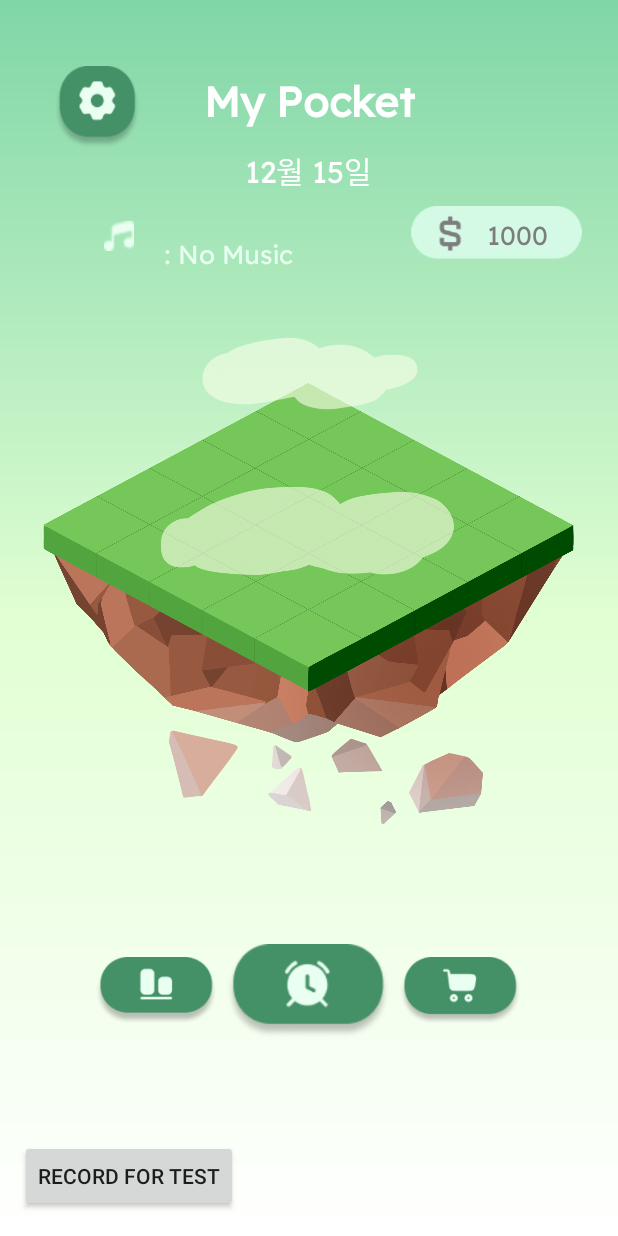
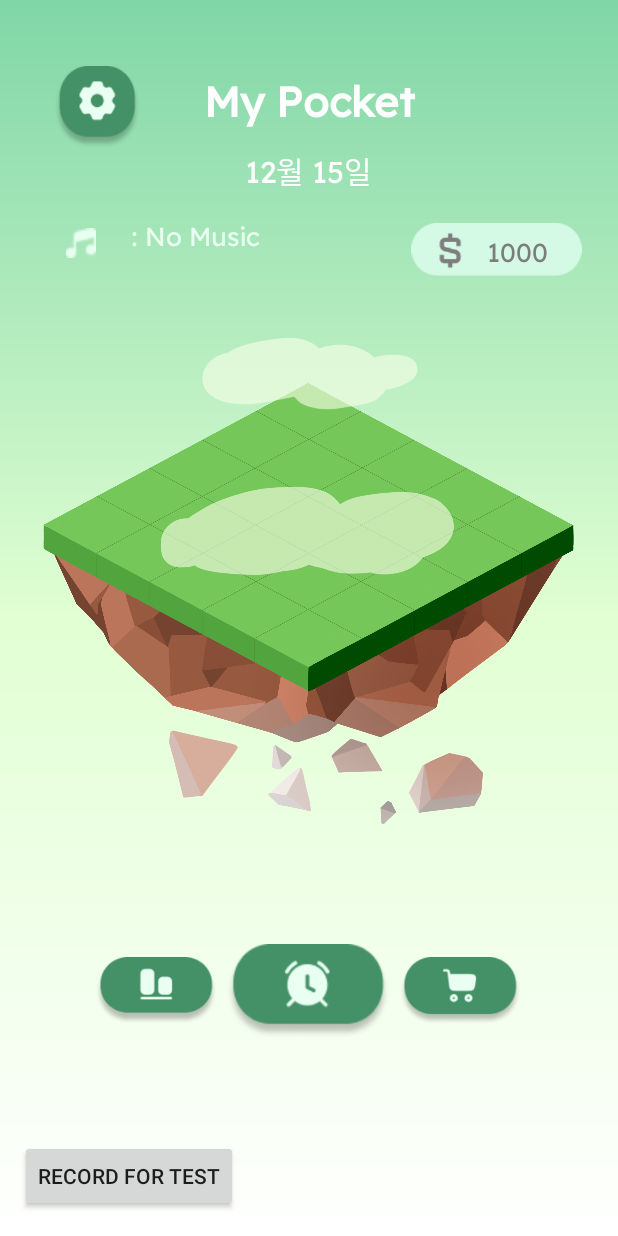
Before and after one commit to suh0/Tree, an Android app: the MainActivity screen opened directly, with no data from a screen before it, on a phone screen of 412 x 824 dp. Run offline under Robolectric (Android 15) with nearby library versions, the phone set to English and light mode, and no system bars.

Commit message:
샵 음악 합치는 부분 뺴고 오케이(메인에서 음악 레이아웃 수정-자리가 좁아서 음악 텍스트가 안보임)

```diff
--- a/app/src/main/java/com/example/tree/StatActivity.java
+++ b/app/src/main/java/com/example/tree/StatActivity.java
@@ -1,6 +1,7 @@
 package com.example.tree;
 
 import androidx.appcompat.app.AppCompatActivity;
+import static com.example.tree.MainActivity.mediaPlayer06;
 
 import android.content.Intent;
 import android.database.Cursor;
@@ -17,6 +18,7 @@ public class StatActivity extends AppCompatActivity {
     ImageView btn_back, btn_log;
     TextView txt_totalTime, txt_totalSuccess, txt_totalFailure;
     RecordDatabaseHelper dbHelper;
+    private int pausedPosition = 0; // 멈춘 위치 저장하는 변수 추가
 
     @Override
     protected void onCreate(Bundle savedInstanceState) {
@@ -44,7 +46,12 @@ public class StatActivity extends AppCompatActivity {
         btn_back.setOnClickListener(new View.OnClickListener() {
             @Override
             public void onClick(View view) {
+                if (mediaPlayer06 != null && mediaPlayer06.isPlaying()) {
+                    pausedPosition = mediaPlayer06.getCurrentPosition(); // 현재 재생 위치 저장
+                    mediaPlayer06.pause();
+                }
                 Intent toMain=new Intent(StatActivity.this, MainActivity.class);
+                toMain.putExtra("paused_position", pausedPosition); // 멈춘 위치를 MainActivity로 전달
                 startActivity(toMain);
                 overridePendingTransition(R.anim.anim_left_enter, R.anim.anim_right_exit);
             }
--- a/app/src/main/res/layout/activity_main.xml
+++ b/app/src/main/res/layout/activity_main.xml
@@ -456,7 +456,6 @@
         android:id="@+id/imageView"
         android:layout_width="130dp"
         android:layout_height="35dp"
-        android:layout_marginBottom="11dp"
         app:layout_constraintBottom_toTopOf="@+id/img_board"
         app:layout_constraintEnd_toEndOf="parent"
         app:layout_constraintHorizontal_bias="0.943"
@@ -532,8 +531,10 @@
         android:textSize="17sp"
         app:layout_constraintBottom_toTopOf="@+id/img_cloud2"
         app:layout_constraintEnd_toStartOf="@+id/imageView"
+        app:layout_constraintHorizontal_bias="0.37"
         app:layout_constraintStart_toEndOf="@+id/btn_bgm"
         app:layout_constraintTop_toBottomOf="@+id/txt_date"
+        app:layout_constraintVertical_bias="0.0"
         tools:ignore="MissingConstraints" />
 
     <ImageView
@@ -541,15 +542,11 @@
         android:layout_width="20dp"
         android:layout_height="20dp"
         android:layout_gravity="center_vertical"
-        android:layout_marginStart="66dp"
-        android:layout_marginTop="48dp"
-        android:layout_marginEnd="8dp"
-        android:layout_marginBottom="17dp"
+        android:layout_marginStart="44dp"
+        android:layout_marginBottom="12dp"
         android:background="@drawable/icon_currentbgm"
         app:layout_constraintBottom_toTopOf="@+id/img_board"
-        app:layout_constraintEnd_toStartOf="@+id/txt_bgm"
-        app:layout_constraintStart_toStartOf="parent"
-        app:layout_constraintTop_toBottomOf="@+id/btn_setting" />
+        app:layout_constraintStart_toStartOf="parent" />
 
     <LinearLayout
         android:id="@+id/linearLayout2"
```
